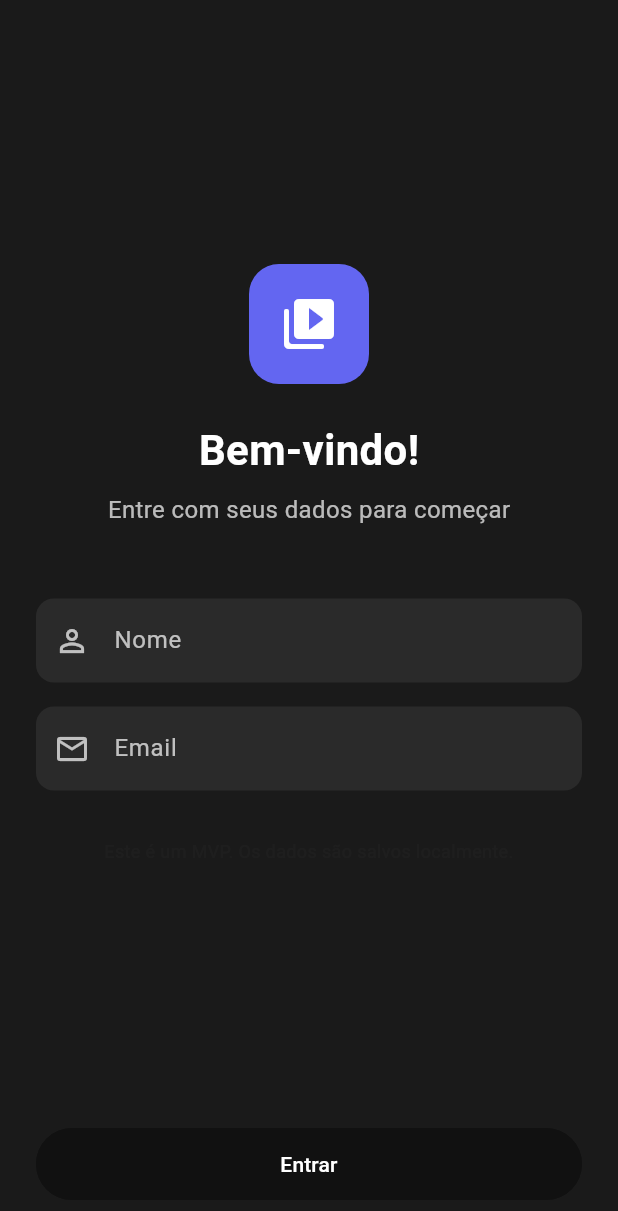
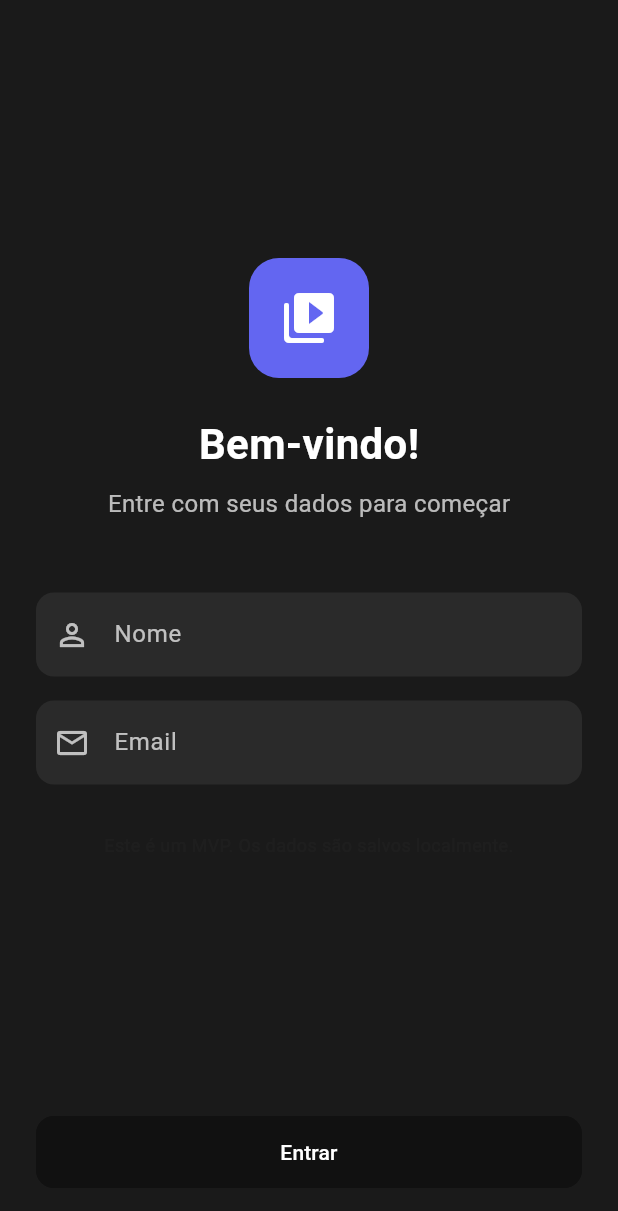
Before and after one commit to GabrielFVDev/edit-video, a Flutter app: the screen it shows after launch, on a phone screen of 412 x 824 dp. Shown: the top 1211 px of the screen. Run offline on Flutter 3.47's test engine with Material 3 defaults, Android fonts, the phone set to English and light mode, and no system bars; our stand-ins replace flutter_riverpod, go_router.

Commit message:
feat: Update PrimaryButton to accept custom border radius and adjust padding in LoginView

```diff
--- a/lib/view/login/login_view.dart
+++ b/lib/view/login/login_view.dart
@@ -209,9 +209,10 @@ class _LoginViewState extends ConsumerState<LoginView> {
         ),
       ),
       bottomNavigationBar: Padding(
-        padding: const EdgeInsets.only(left: 24.0, right: 24.0, bottom: 24.0),
+        padding: const EdgeInsets.only(left: 24.0, right: 24.0, bottom: 32.0),
         child: PrimaryButton.bigRounded(
           label: 'Entrar',
+          borderRadius: BorderRadius.circular(12),
           state: authState.isLoading
               ? StateButton.loading
               : StateButton.success,
--- a/lib/view/widgets/buttons/primary_button.dart
+++ b/lib/view/widgets/buttons/primary_button.dart
@@ -114,13 +114,14 @@ class PrimaryButton extends StatelessWidget {
     double width = double.infinity,
     double height = 48,
     IconData? icon,
+    BorderRadiusGeometry? borderRadius,
   }) {
     return PrimaryButton._outlined(
       key: key,
       label: label,
       onPressed: onPressed,
       state: state,
-      borderRadius: BorderRadius.circular(height * 0.5),
+      borderRadius: borderRadius ?? BorderRadius.circular(height * 0.5),
       color: color,
       width: width,
       height: height,
@@ -145,6 +146,7 @@ class PrimaryButton extends StatelessWidget {
     StateButton state = StateButton.success,
     Color color = Colors.transparent,
     double width = double.infinity,
+    BorderRadiusGeometry? borderRadius,
     double height = 48,
     IconData? icon,
   }) {
@@ -152,7 +154,7 @@ class PrimaryButton extends StatelessWidget {
       label: label,
       onPressed: onPressed,
       state: state,
-      borderRadius: BorderRadius.zero,
+      borderRadius: borderRadius ?? BorderRadius.zero,
       color: color,
       width: width,
       height: height,
@@ -179,13 +181,14 @@ class PrimaryButton extends StatelessWidget {
     Color color = const Color(0xFF111111),
     double width = double.infinity,
     double height = 48,
+    BorderRadiusGeometry? borderRadius,
     IconData? icon,
   }) {
     return PrimaryButton._(
       label: label,
       onPressed: onPressed,
       state: state,
-      borderRadius: BorderRadius.circular(8),
+      borderRadius: borderRadius ?? BorderRadius.circular(8),
       color: color,
       width: width,
       height: height,
@@ -213,12 +216,13 @@ class PrimaryButton extends StatelessWidget {
     double width = double.infinity,
     double height = 48,
     IconData? icon,
+    BorderRadiusGeometry? borderRadius,
   }) {
     return PrimaryButton._(
       label: label,
       onPressed: onPressed,
       state: state,
-      borderRadius: BorderRadius.circular(height * 0.5),
+      borderRadius: borderRadius ?? BorderRadius.circular(height * 0.5),
       color: color,
       width: width,
       height: height,
@@ -246,12 +250,13 @@ class PrimaryButton extends StatelessWidget {
     double width = 87,
     double height = 48,
     IconData? icon,
+    BorderRadiusGeometry? borderRadius,
   }) {
     return PrimaryButton._(
       label: label,
       onPressed: onPressed,
       state: state,
-      borderRadius: BorderRadius.circular(height * 0.5),
+      borderRadius: borderRadius ?? BorderRadius.circular(height * 0.5),
       color: color,
       width: width,
       height: height,
@@ -279,12 +284,13 @@ class PrimaryButton extends StatelessWidget {
     double width = 87,
     double height = 48,
     IconData? icon,
+    BorderRadiusGeometry? borderRadius,
   }) {
     return PrimaryButton._(
       label: label,
       onPressed: onPressed,
       state: state,
-      borderRadius: BorderRadius.circular(8),
+      borderRadius: borderRadius ?? BorderRadius.circular(8),
       color: color,
       width: width,
       height: height,
```
